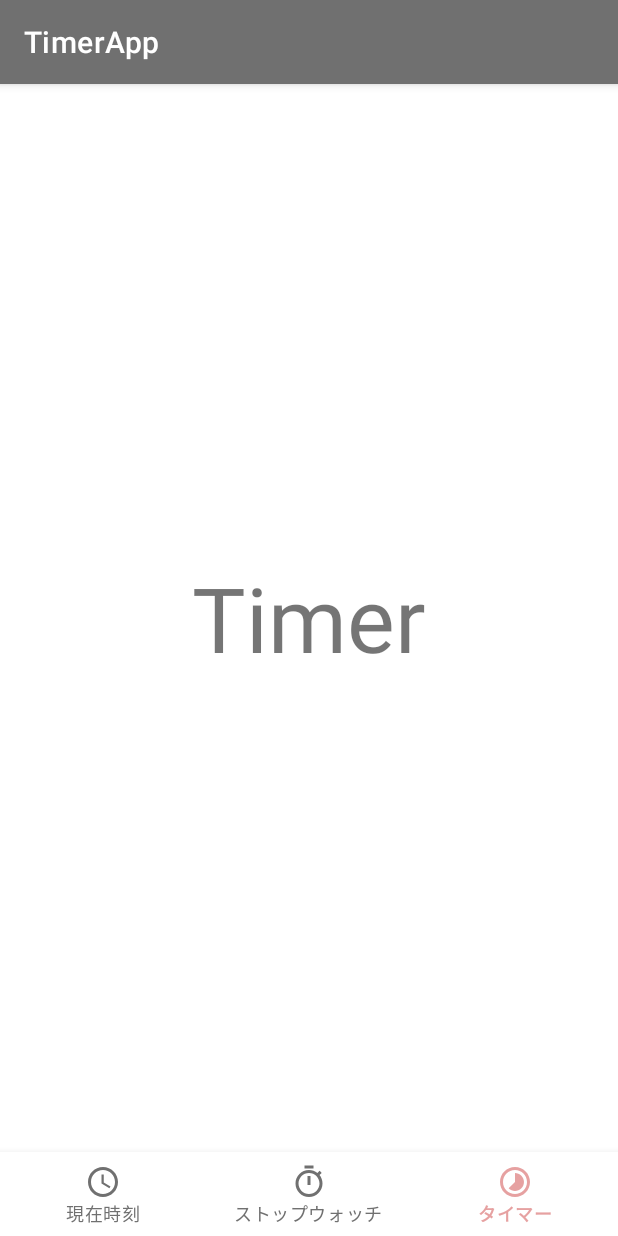
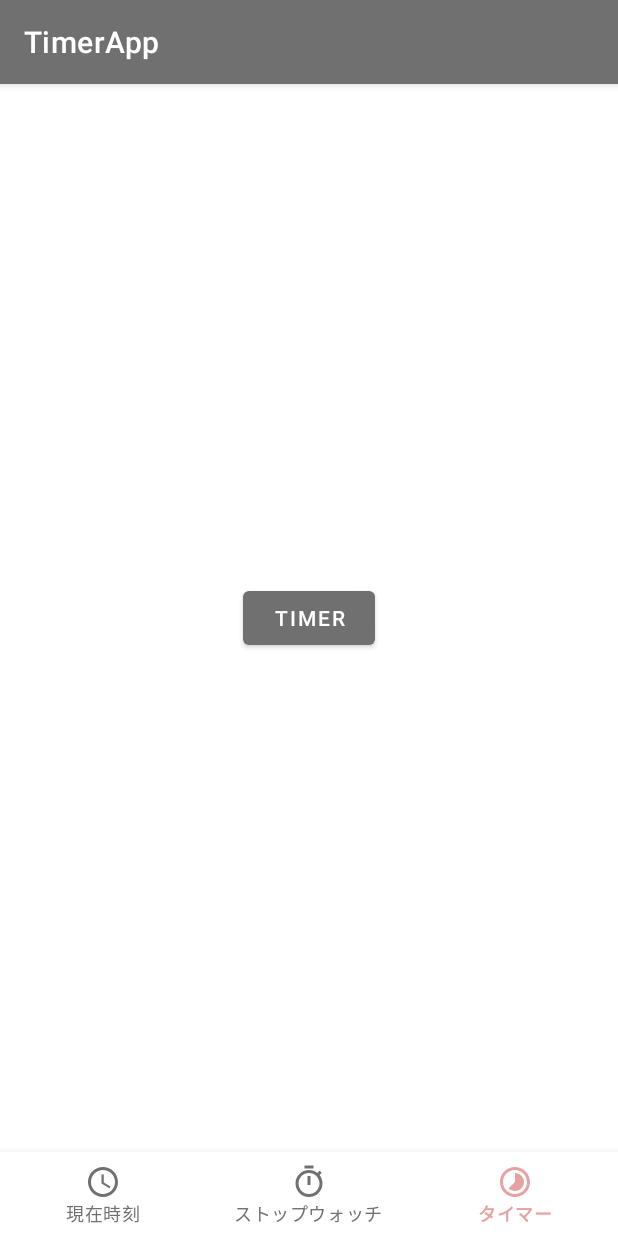
Before and after one commit to SEKI-YUTA/Android_MyTimeApp, an Android app: the screen it shows after launch (MainActivity), item 3 of the bottom bar chosen, on a phone screen of 412 x 824 dp. Run offline under Robolectric (Android 15) with nearby library versions, the light colour scheme and no system bars.

Commit message:
add timer fragment

```diff
--- a/app/src/main/java/com/example/timerapp/TimerFragment.java
+++ b/app/src/main/java/com/example/timerapp/TimerFragment.java
@@ -1,5 +1,8 @@
 package com.example.timerapp;
 
+import android.app.ProgressDialog;
+import android.app.TimePickerDialog;
+import android.media.MediaPlayer;
 import android.os.Bundle;
 
 import androidx.fragment.app.Fragment;
@@ -7,13 +10,46 @@ import androidx.fragment.app.Fragment;
 import android.view.LayoutInflater;
 import android.view.View;
 import android.view.ViewGroup;
+import android.widget.Button;
+import android.widget.TimePicker;
+
+import java.sql.Time;
+import java.util.Locale;
 
 public class TimerFragment extends Fragment {
-
+    Button btn_test;
+    MediaPlayer mediaPlayer;
+    int hour, min;
     @Override
     public View onCreateView(LayoutInflater inflater, ViewGroup container,
                              Bundle savedInstanceState) {
         // Inflate the layout for this fragment
-        return inflater.inflate(R.layout.fragment_timer, container, false);
+        mediaPlayer = MediaPlayer.create(getContext(), R.raw.alarm1);
+        View view = inflater.inflate(R.layout.fragment_timer, container, false);
+        btn_test = view.findViewById(R.id.btn_test);
+
+        TimePickerDialog.OnTimeSetListener listener = new TimePickerDialog.OnTimeSetListener() {
+            @Override
+            public void onTimeSet(TimePicker timePicker, int i, int i1) {
+                hour = i;
+                min = i1;
+                btn_test.setText(String.format(Locale.getDefault(), "%02d:%02d", hour, min));
+            }
+        };
+
+        btn_test.setOnClickListener(new View.OnClickListener() {
+            @Override
+            public void onClick(View view) {
+//                if(mediaPlayer.isPlaying()) return;
+//                mediaPlayer.start();
+                TimePickerDialog dialog = new TimePickerDialog(getContext(), listener, hour, min , true);
+                dialog.show();
+            }
+        });
+
+
+
+
+        return view;
     }
 }
--- a/app/src/main/res/layout/fragment_timer.xml
+++ b/app/src/main/res/layout/fragment_timer.xml
@@ -5,10 +5,10 @@
     android:layout_height="match_parent"
     tools:context=".TimerFragment">
 
-    <TextView
+    <Button
+        android:id="@+id/btn_test"
         android:layout_width="wrap_content"
         android:layout_height="wrap_content"
-        android:textSize="60sp"
         android:layout_centerInParent="true"
         android:text="Timer" />
 
```
